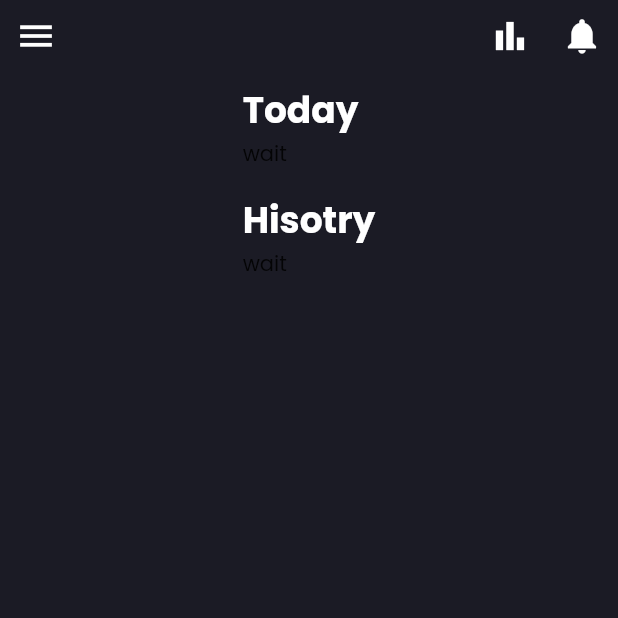
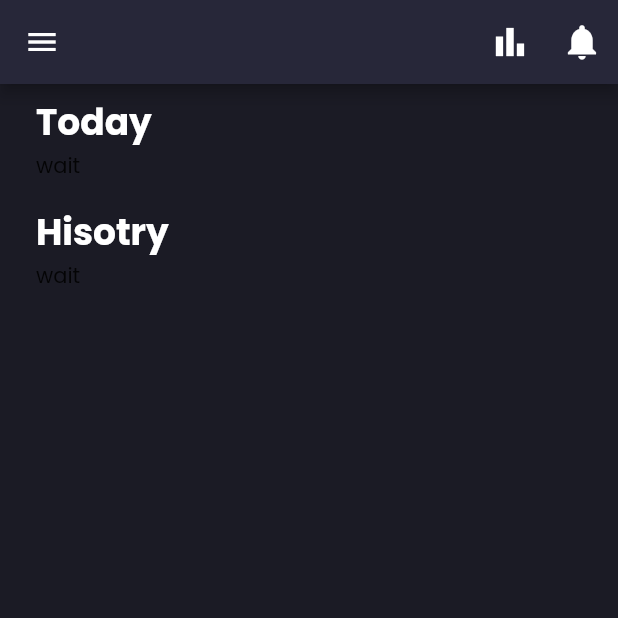
Before and after one commit to Adem-manaa/DevFest-mobile, a Flutter app: the DevicesPage screen opened directly, after a tap on the "notifications" icon, on a phone screen of 412 x 824 dp, the top half of it. Run offline on Flutter 3.47's test engine with Material 2 defaults, Android fonts, the phone set to English and light mode, and no system bars; our stand-ins replace flutter_svg, introduction_screen; network calls fail.

Commit message:
upgrading the UI

```diff
--- a/lib/Pages/Devices.dart
+++ b/lib/Pages/Devices.dart
@@ -31,6 +31,11 @@ class _DevicesPageState extends State<DevicesPage> {
                         decoration: BoxDecoration(
                           borderRadius: BorderRadius.circular(10),
                           color: Colors.white,
+                          image: DecorationImage(
+                            image: AssetImage('images/moussa.jpg'),
+                            fit: BoxFit.cover,
+                            opacity: 0.7,
+                          ),
                         ),
                       ),
                     ),
@@ -38,7 +43,7 @@ class _DevicesPageState extends State<DevicesPage> {
                       crossAxisAlignment: CrossAxisAlignment.start,
                       children: [
                         Text(
-                          'Hello, Adem',
+                          'Hello, Moussa',
                           style: TextStyle(
                               color: Colors.white,
                               fontSize: 20,
@@ -55,7 +60,7 @@ class _DevicesPageState extends State<DevicesPage> {
                       ],
                     ),
                     Container(
-                      width: width*0.27,
+                      width: width*0.23,
                     ),
                     IconButton(
                         onPressed: (){
@@ -146,7 +151,7 @@ class _DevicesPageState extends State<DevicesPage> {
                               borderRadius: BorderRadius.circular(12),
                               image: DecorationImage(
                                 image: AssetImage(
-                                    'images/ruuvi.jfif'),
+                                    'images/product.png'),
                                 fit: BoxFit.fill,
                               ),
                             ),
@@ -219,7 +224,7 @@ class _DevicesPageState extends State<DevicesPage> {
                               borderRadius: BorderRadius.circular(12),
                               image: DecorationImage(
                                 image: AssetImage(
-                                    'images/ruuvi.jfif'),
+                                    'images/product1.jpg'),
                                 fit: BoxFit.fill,
                               ),
                             ),
@@ -292,7 +297,7 @@ class _DevicesPageState extends State<DevicesPage> {
                               borderRadius: BorderRadius.circular(12),
                               image: DecorationImage(
                                 image: AssetImage(
-                                    'images/ruuvi.jfif'),
+                                    'images/product2.jpg'),
                                 fit: BoxFit.fill,
                               ),
                             ),
@@ -365,7 +370,7 @@ class _DevicesPageState extends State<DevicesPage> {
                               borderRadius: BorderRadius.circular(12),
                               image: DecorationImage(
                                 image: AssetImage(
-                                    'images/ruuvi.jfif'),
+                                    'images/product3.jpg'),
                                 fit: BoxFit.fill,
                               ),
                             ),
--- a/lib/Pages/Notification.dart
+++ b/lib/Pages/Notification.dart
@@ -1,7 +1,7 @@
 import 'dart:developer';
 
 import 'package:flutter/material.dart';
-
+import 'Devices.dart';
 import '../Services/NotificationService.dart';
 
 class NotificationPage extends StatefulWidget {
@@ -24,40 +24,132 @@ class _NotificationPageState extends State<NotificationPage> {
     double height = MediaQuery.of(context).size.height;
     return Scaffold(
         backgroundColor: Color(0xFF1B1B25),
+        appBar: AppBar(
+          backgroundColor: Color(0xFF272739),
+          actions: [
+            IconButton(
+                onPressed: ()=>{},
+                icon: Icon(Icons.bar_chart,color: Colors.white,size: 28,)
+            ),
+            IconButton(
+                onPressed: (){
+                  Navigator.push(
+                    context,
+                    MaterialPageRoute(builder: (context) => NotificationPage(id:1)),
+                  );
+                },
+                icon: Icon(Icons.notifications,color: Colors.white,size: 28,)
+            ),
+          ],
+        ),
+        drawer: Drawer(
+          child: ListView(
+            // Important: Remove any padding from the ListView.
+            padding: EdgeInsets.zero,
+            children: [
+              DrawerHeader(
+                  decoration: BoxDecoration(
+                    color: Color(0xFF1B1B25),
+                  ),
+                  child: Row(
+                    children: [
+                      Container(
+                        width: width*0.15,
+                        height: width*0.15,
+                        decoration: BoxDecoration(
+                          shape: BoxShape.circle,
+                          color: Colors.white,
+                          image: DecorationImage(
+                            image: AssetImage('images/moussa.jpg'),
+                            fit: BoxFit.cover,
+                            opacity: 0.7,
+                          ),
+                        ),
+                      ),
+                      SizedBox(width: 14,),
+                      Text(
+                        'Aouinane Moussa',
+                        style: TextStyle(
+                          color: Colors.white,
+                          fontSize: 18,
+                        ),
+                      ),
+                    ],
+                  )
+              ),
+              ListTile(
+                leading: Icon(
+                  Icons.dashboard,
+                ),
+                title: const Text('Dashboard'),
+                onTap: () {
+                  //Navigator.pop(context);
+                },
+              ),
+              ListTile(
+                leading: Icon(
+                  Icons.devices,
+                ),
+                title: const Text('My devices'),
+                onTap: () {
+                  Navigator.push(
+                    context,
+                    MaterialPageRoute(builder: (context) => DevicesPage()),
+                  );
+                },
+              ),
+              ListTile(
+                leading: Icon(
+                  Icons.notifications,
+                ),
+                title: const Text('Notifications'),
+                onTap: () {
+                  Navigator.pop(context);
+                },
+              ),
+              ListTile(
+                leading: Icon(
+                  Icons.settings,
+                ),
+                title: const Text('Settings'),
+                onTap: () {
+                  Navigator.pop(context);
+                },
+              ),
+              ListTile(
+                leading: Icon(
+                  Icons.contact_support,
+                ),
+                title: const Text('Support'),
+                onTap: () {
+                  Navigator.pop(context);
+                },
+              ),
+              ListTile(
+                leading: Icon(
+                  Icons.contact_support,
+                ),
+                title: const Text('About'),
+                onTap: () {
+                  Navigator.pop(context);
+                },
+              ),
+              ListTile(
+                leading: Icon(
+                  Icons.logout,
+                ),
+                title: const Text('Log Out'),
+                onTap: () {
+                  Navigator.pop(context);
+                },
+              ),
+            ],
+          ),
+        ),
         body: SafeArea(
           child: SingleChildScrollView(
             child: Column(
               children: [
-                Row(
-                  mainAxisAlignment: MainAxisAlignment.spaceBetween,
-                  children: [
-                    IconButton(
-                        onPressed: () => {},
-                        icon: Icon(
-                          Icons.menu,
-                          color: Colors.white,
-                          size: 28,
-                        )),
-                    Row(
-                      children: [
-                        IconButton(
-                            onPressed: () => {},
-                            icon: Icon(
-                              Icons.bar_chart,
-                              color: Colors.white,
-                              size: 28,
-                            )),
-                        IconButton(
-                            onPressed: () => {},
-                            icon: Icon(
-                              Icons.notifications,
-                              color: Colors.white,
-                              size: 28,
-                            )),
-                      ],
-                    )
-                  ],
-                ),
                 Padding(
                   padding: const EdgeInsets.fromLTRB(24, 8, 24, 8),
                   child: Column(
@@ -127,7 +219,7 @@ class _NotificationPageState extends State<NotificationPage> {
                                                       fontFamily: 'Poppins'),
                                                 )),
                                                 SizedBox(
-                                                  height: height * 0.03,
+                                                  height: height * 0.034,
                                                   width: width * 0.15,
                                                   child: TextButton(
                                                     onPressed: () => {},
@@ -227,7 +319,7 @@ class _NotificationPageState extends State<NotificationPage> {
                                                       fontFamily: 'Poppins'),
                                                 )),
                                                 SizedBox(
-                                                  height: height * 0.03,
+                                                  height: height * 0.034,
                                                   width: width * 0.15,
                                                   child: TextButton(
                                                     onPressed: () => {},
```
Also changed, not shown: lib/Pages/DeviceDetails.dart (+21 -4 lines), images/moussa.jpg (added), images/product.png (added), images/product1.jpg (added), images/product2.jpg (added), images/product3.jpg (added).
